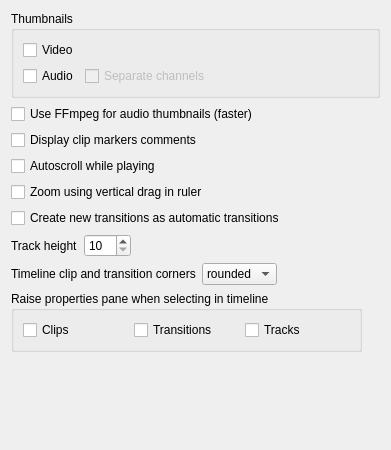
First picture: the form in src/ui/configtimeline_ui.ui, repository KDE/kdenlive, before the edit.
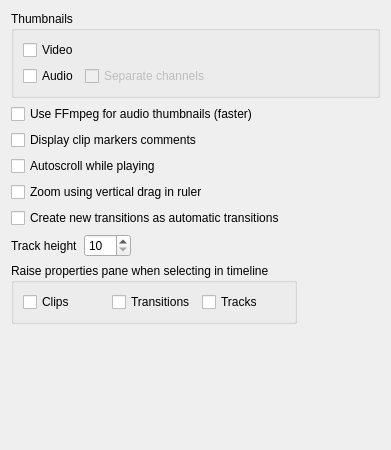
Second picture: the form after the edit.

Commit message: Remove deprecated round clip corners feature

Diff of the .ui file:
```diff
--- a/src/ui/configtimeline_ui.ui
+++ b/src/ui/configtimeline_ui.ui
@@ -11,7 +11,14 @@
    </rect>
   </property>
   <layout class="QGridLayout" name="gridLayout">
-   <item row="10" column="0">
+   <item row="3" column="0" colspan="2">
+    <widget class="QCheckBox" name="kcfg_autoscroll">
+     <property name="text">
+      <string>Autoscroll while playing</string>
+     </property>
+    </widget>
+   </item>
+   <item row="9" column="0">
     <spacer name="verticalSpacer">
      <property name="orientation">
       <enum>Qt::Vertical</enum>
@@ -31,6 +38,20 @@
      </property>
     </widget>
    </item>
+   <item row="2" column="0" colspan="2">
+    <widget class="QCheckBox" name="kcfg_showmarkers">
+     <property name="text">
+      <string>Display clip markers comments</string>
+     </property>
+    </widget>
+   </item>
+   <item row="1" column="0" colspan="4">
+    <widget class="QCheckBox" name="kcfg_ffmpegaudiothumbnails">
+     <property name="text">
+      <string>Use FFmpeg for audio thumbnails (faster)</string>
+     </property>
+    </widget>
+   </item>
    <item row="6" column="0" colspan="4">
     <layout class="QHBoxLayout" name="horizontalLayout_2">
      <item>
@@ -68,62 +89,40 @@
      </item>
     </layout>
    </item>
-   <item row="3" column="0" colspan="2">
-    <widget class="QCheckBox" name="kcfg_autoscroll">
-     <property name="text">
-      <string>Autoscroll while playing</string>
-     </property>
-    </widget>
-   </item>
    <item row="7" column="0">
-    <layout class="QHBoxLayout" name="horizontalLayout_4">
-     <item>
-      <widget class="QLabel" name="label_2">
-       <property name="text">
-        <string>Timeline clip and transition corners</string>
-       </property>
-      </widget>
-     </item>
-     <item>
-      <widget class="QComboBox" name="kcfg_clipcornertype">
-       <item>
-        <property name="text">
-         <string>rounded</string>
-        </property>
-       </item>
-       <item>
-        <property name="text">
-         <string>straight</string>
-        </property>
-       </item>
-      </widget>
-     </item>
-     <item>
-      <spacer name="horizontalSpacer_3">
-       <property name="orientation">
-        <enum>Qt::Horizontal</enum>
-       </property>
-       <property name="sizeHint" stdset="0">
-        <size>
-         <width>40</width>
-         <height>20</height>
-        </size>
-       </property>
-      </spacer>
-     </item>
-    </layout>
-   </item>
-   <item row="1" column="0" colspan="4">
-    <widget class="QCheckBox" name="kcfg_ffmpegaudiothumbnails">
-     <property name="text">
-      <string>Use FFmpeg for audio thumbnails (faster)</string>
+    <widget class="QGroupBox" name="groupBox_2">
+     <property name="title">
+      <string>Raise properties pane when selecting in timeline</string>
      </property>
+     <layout class="QHBoxLayout" name="horizontalLayout">
+      <item>
+       <widget class="QCheckBox" name="kcfg_raisepropsclips">
+        <property name="text">
+         <string>Clips</string>
+        </property>
+       </widget>
+      </item>
+      <item>
+       <widget class="QCheckBox" name="kcfg_raisepropstransitions">
+        <property name="text">
+         <string>Transitions</string>
+        </property>
+       </widget>
+      </item>
+      <item>
+       <widget class="QCheckBox" name="kcfg_raisepropstracks">
+        <property name="text">
+         <string>Tracks</string>
+        </property>
+       </widget>
+      </item>
+     </layout>
     </widget>
    </item>
-   <item row="2" column="0" colspan="2">
-    <widget class="QCheckBox" name="kcfg_showmarkers">
+   <item row="5" column="0">
+    <widget class="QCheckBox" name="kcfg_automatictransitions">
      <property name="text">
-      <string>Display clip markers comments</string>
+      <string>Create new transitions as automatic transitions</string>
      </property>
     </widget>
    </item>
@@ -177,43 +176,6 @@
      </layout>
     </widget>
    </item>
-   <item row="5" column="0">
-    <widget class="QCheckBox" name="kcfg_automatictransitions">
-     <property name="text">
-      <string>Create new transitions as automatic transitions</string>
-     </property>
-    </widget>
-   </item>
-   <item row="8" column="0">
-    <widget class="QGroupBox" name="groupBox_2">
-     <property name="title">
-      <string>Raise properties pane when selecting in timeline</string>
-     </property>
-     <layout class="QHBoxLayout" name="horizontalLayout">
-      <item>
-       <widget class="QCheckBox" name="kcfg_raisepropsclips">
-        <property name="text">
-         <string>Clips</string>
-        </property>
-       </widget>
-      </item>
-      <item>
-       <widget class="QCheckBox" name="kcfg_raisepropstransitions">
-        <property name="text">
-         <string>Transitions</string>
-        </property>
-       </widget>
-      </item>
-      <item>
-       <widget class="QCheckBox" name="kcfg_raisepropstracks">
-        <property name="text">
-         <string>Tracks</string>
-        </property>
-       </widget>
-      </item>
-     </layout>
-    </widget>
-   </item>
   </layout>
  </widget>
  <tabstops>
```
Left out of the diff: 1 changed line with no effect on the pictures.
